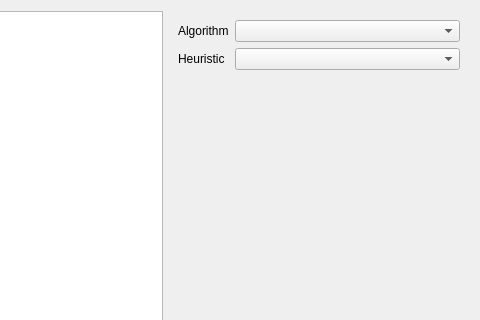
The window that gui/Sol2dTexturePackerGui/Packer/SpritePackerWidget.ui (brainstream/Sol2D-Texture-Packer) describes before a commit, drawn with Qt 5; both pictures show x 783 to 1263 and y 0 to 320 of the 1263 by 844 pixel window.
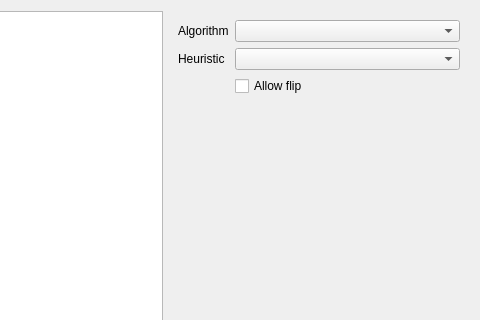
The same window after the commit. Custom widgets are drawn as their Qt base class.

Commit message: Packer GUI settings

```diff
--- a/gui/Sol2dTexturePackerGui/Packer/SpritePackerWidget.ui
+++ b/gui/Sol2dTexturePackerGui/Packer/SpritePackerWidget.ui
@@ -114,6 +114,26 @@
         </property>
        </widget>
       </item>
+      <item row="2" column="1">
+       <widget class="QCheckBox" name="m_checkbox_allow_flip">
+        <property name="text">
+         <string>Allow flip</string>
+        </property>
+       </widget>
+      </item>
+      <item row="3" column="1">
+       <spacer name="verticalSpacer">
+        <property name="orientation">
+         <enum>Qt::Orientation::Vertical</enum>
+        </property>
+        <property name="sizeHint" stdset="0">
+         <size>
+          <width>20</width>
+          <height>40</height>
+         </size>
+        </property>
+       </spacer>
+      </item>
      </layout>
     </widget>
    </item>
```
Left out of the diff: 4 changed lines with no effect on the pictures. The commit also changes 4 other files.
